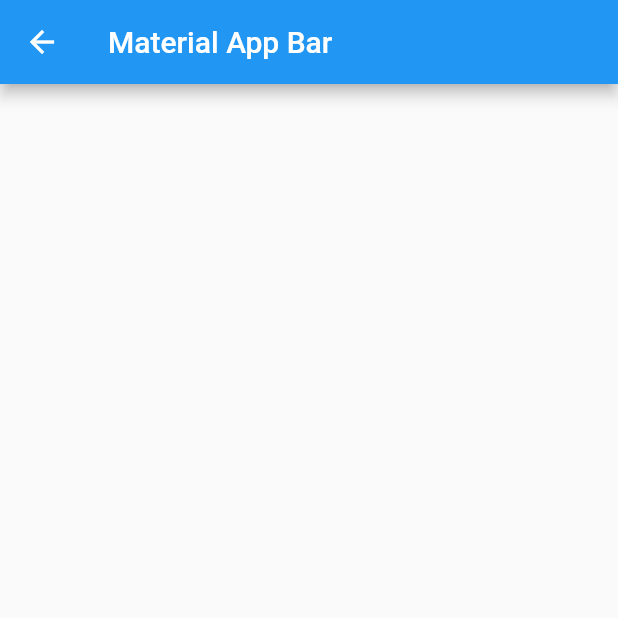
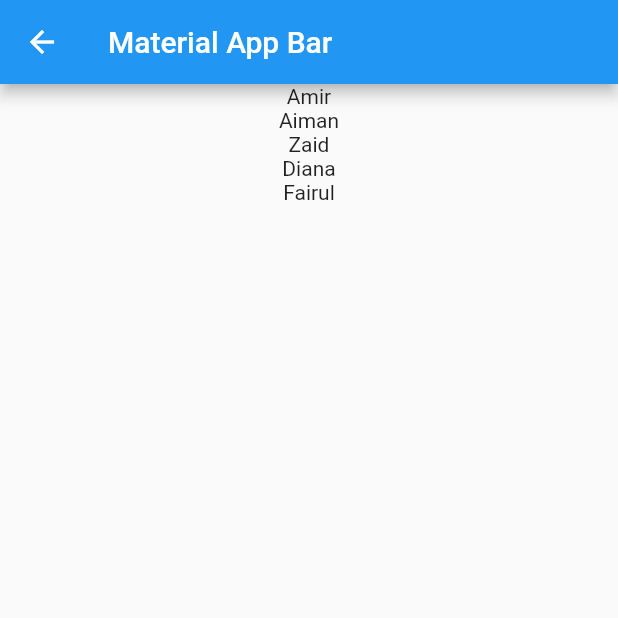
Before and after one commit to kamalnorizan/flutter_lesson6, a Flutter app: the screen it shows after launch, after a tap on "Page 2", on a phone screen of 412 x 824 dp, the top half of it. Run offline on Flutter 3.47's test engine with Material 2 defaults, Android fonts, the phone set to English and light mode, and no system bars.

```diff
--- a/lib/main.dart
+++ b/lib/main.dart
@@ -1,17 +1,36 @@
 import 'package:flutter/material.dart';
+import 'package:lesson6/models/user.dart';
 import 'package:lesson6/page2.dart';
 import 'package:lesson6/page3.dart';
 
 void main() => runApp(
-      MaterialApp(
+      const MaterialApp(
         initialRoute: '/',
-        routes: {
-          '/': (context) => const MyApp(),
-          // '/page2': (context) => const Page2(),
-          '/page3': (context) => const Page3(),
-        },
+        onGenerateRoute: _getRoute,
+        // routes: {
+        //   '/': (context) => const MyApp(),
+        //   '/page2': (context) => Page2('test'),
+        //   '/page3': (context) => const Page3(),
+        // },
+        home: MyApp(),
       ),
     );
+
+Route<dynamic> _getRoute(RouteSettings settings) {
+  print(settings);
+  if (settings.name == '/page2') {
+    List<User> user = settings.arguments as List<User>;
+    return _buildRoute(settings, Page2(user));
+  } else if (settings.name == '/page3') {
+    return _buildRoute(settings, const Page3());
+  }
+
+  return _buildRoute(settings, const Page3());
+}
+
+MaterialPageRoute _buildRoute(RouteSettings settings, Widget builder) {
+  return MaterialPageRoute(builder: (ctx) => builder);
+}
 
 class MyApp extends StatefulWidget {
   const MyApp({super.key});
@@ -107,12 +126,20 @@ class _MyAppState extends State<MyApp> {
                       shape: const StadiumBorder(),
                     ),
                     onPressed: () {
+                      var obj = [
+                        User(name: 'Amir'),
+                        User(name: 'Aiman'),
+                        User(name: 'Zaid'),
+                        User(name: 'Diana'),
+                        User(name: 'Fairul'),
+                      ];
+
                       Navigator.push(
                         context,
-                        MaterialPageRoute(
-                            builder: (context) => Page2(nameController.text)),
+                        MaterialPageRoute(builder: (context) => Page2(obj)),
                       );
-                      // Navigator.pushNamed(context, '/page2');
+
+                      // Navigator.pushNamed(context, '/page2', arguments: obj);
                     },
                     child: const Text('Page 2'),
                   ),
--- /dev/null
+++ b/lib/models/user.dart
@@ -0,0 +1,5 @@
+class User {
+  String? name;
+
+  User({this.name});
+}
--- a/lib/page2.dart
+++ b/lib/page2.dart
@@ -1,9 +1,11 @@
 import 'package:flutter/material.dart';
+import 'package:lesson6/models/user.dart';
 
 // ignore: must_be_immutable
 class Page2 extends StatelessWidget {
-  Page2(this.name, {super.key});
-  String name;
+  Page2(this.arguments, {super.key});
+  List<User> arguments;
+
   @override
   Widget build(BuildContext context) {
     return Scaffold(
@@ -11,7 +13,13 @@ class Page2 extends StatelessWidget {
         title: const Text('Material App Bar'),
       ),
       body: Center(
-        child: Text(name),
+        child: Column(children: [
+          Text(arguments[0].name.toString()),
+          Text(arguments[1].name.toString()),
+          Text(arguments[2].name.toString()),
+          Text(arguments[3].name.toString()),
+          Text(arguments[4].name.toString()),
+        ]),
       ),
     );
   }
```
